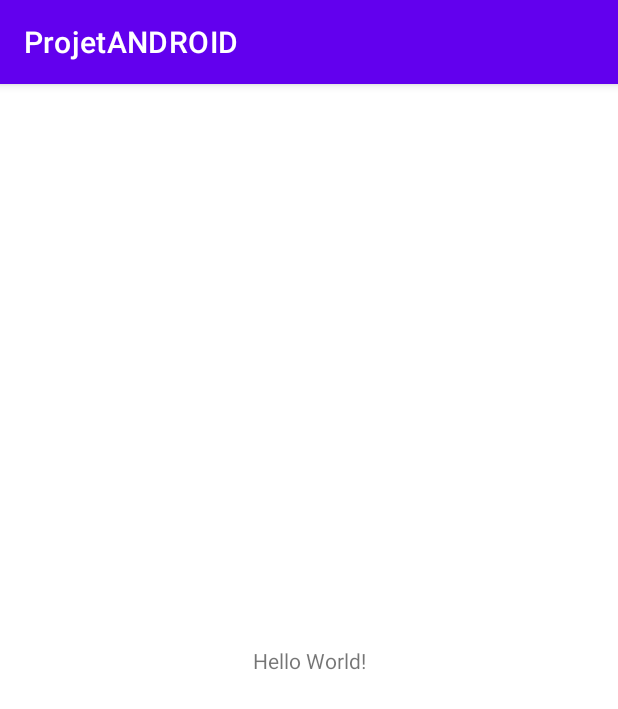
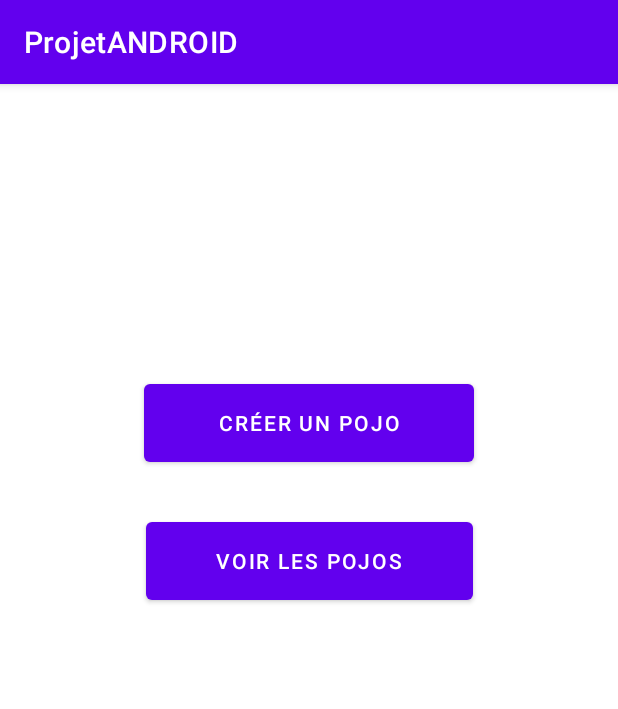
Before and after one commit to aldef/ProjetANDROID, an Android app: the screen it shows after launch (MainActivity), on a phone screen of 412 x 824 dp. Shown: the top 709 px of the screen. Run offline under Robolectric (Android 15) with nearby library versions, the phone set to English and light mode, and no system bars.

Commit message:
Ai débuté l'internationalisation et les activities

```diff
--- a/app/build.gradle
+++ b/app/build.gradle
@@ -4,7 +4,7 @@ plugins {
 
 android {
     namespace 'fr.upjv.projetandroid'
-    compileSdk 32
+    compileSdk 33
 
     defaultConfig {
         applicationId "fr.upjv.projetandroid"
--- a/app/src/main/res/layout/activity_main.xml
+++ b/app/src/main/res/layout/activity_main.xml
@@ -6,13 +6,26 @@
     android:layout_height="match_parent"
     tools:context=".MainActivity">
 
-    <TextView
-        android:layout_width="wrap_content"
-        android:layout_height="wrap_content"
-        android:text="Hello World!"
-        app:layout_constraintBottom_toBottomOf="parent"
+    <Button
+        android:id="@+id/createPojoMainButton"
+        android:layout_width="220dp"
+        android:layout_height="64dp"
+        android:layout_marginTop="182dp"
+        android:layout_marginBottom="15dp"
+        android:text="@string/create_pojo_button_text"
+        app:layout_constraintBottom_toTopOf="@+id/viewPojosMainButton"
         app:layout_constraintEnd_toEndOf="parent"
         app:layout_constraintStart_toStartOf="parent"
         app:layout_constraintTop_toTopOf="parent" />
 
+    <Button
+        android:id="@+id/viewPojosMainButton"
+        android:layout_width="218dp"
+        android:layout_height="64dp"
+        android:layout_marginBottom="406dp"
+        android:text="@string/view_pojos_button_text"
+        app:layout_constraintBottom_toBottomOf="parent"
+        app:layout_constraintEnd_toEndOf="parent"
+        app:layout_constraintStart_toStartOf="parent"
+        app:layout_constraintTop_toBottomOf="@+id/createPojoMainButton" />
 </androidx.constraintlayout.widget.ConstraintLayout>
--- a/app/src/main/res/values/strings.xml
+++ b/app/src/main/res/values/strings.xml
@@ -1,3 +1,10 @@
+<?xml version="1.0" encoding="utf-8"?>
 <resources>
     <string name="app_name">ProjetANDROID</string>
+    <string name="create_pojo_button_text">Créer un Pojo</string>
+    <string name="view_pojos_button_text">Voir les Pojos</string>
+    <string name="pojo_name_hint_text">Nom du Pojo</string>
+    <string name="pojo_description_hint_text">Description du Pojo</string>
+    <string name="save_button_text">Sauvegarder</string>
+    <string name="pojos_list_title_text">Liste des Pojos</string>
 </resources>
```
Also changed, not shown: app/src/main/AndroidManifest.xml (+14 -0 lines), app/src/main/java/fr/upjv/projetandroid/CreatePojoActivity.java (added, +14 -0 lines), app/src/main/java/fr/upjv/projetandroid/ViewPojosActivity.java (added, +14 -0 lines), app/src/main/res/layout/activity_create_pojo.xml (added, +9 -0 lines), app/src/main/res/layout/activity_view_pojos.xml (added, +9 -0 lines), 2 other files.
